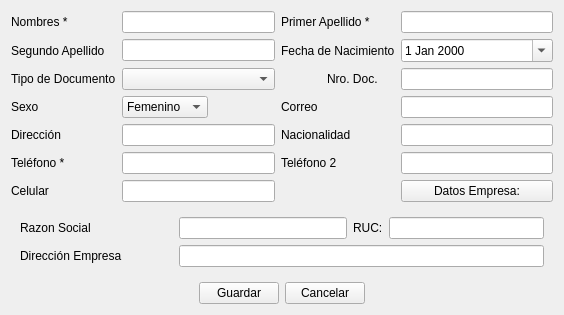
First picture: the form in cliente/ui_cliente_datos.ui, repository rodety/Jireh, before the edit.
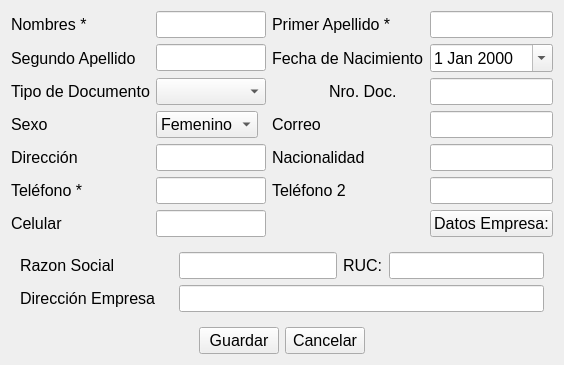
Second picture: the form after the edit. Icons and pictures are not drawn. Custom widgets are drawn as their Qt base class.

The edit to the form file:
```diff
--- a/cliente/ui_cliente_datos.ui
+++ b/cliente/ui_cliente_datos.ui
@@ -16,6 +16,11 @@
     <verstretch>0</verstretch>
    </sizepolicy>
   </property>
+  <property name="font">
+   <font>
+    <pointsize>12</pointsize>
+   </font>
+  </property>
   <property name="windowTitle">
    <string>Cliente</string>
   </property>
```
